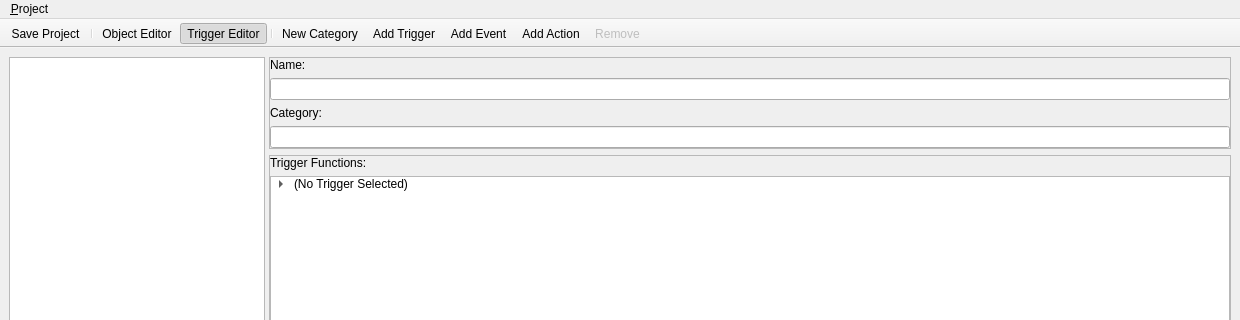
First picture: the form in editor/ui/trigger_editor.ui, repository Kyoril/wow-pp, before the edit; both pictures show x 0 to 1240 and y 0 to 320 of the 1240 by 852 pixel window.
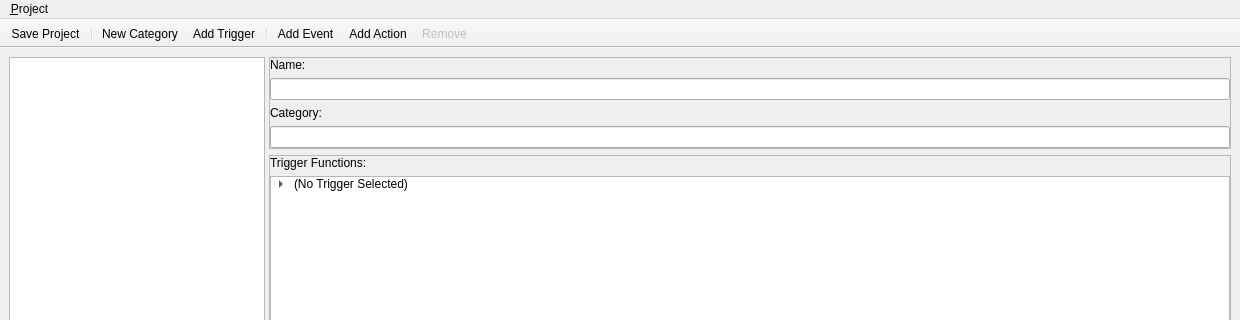
Second picture: the form after the edit. Icons and pictures are not drawn.

What changed in the file:
```diff
--- a/editor/ui/trigger_editor.ui
+++ b/editor/ui/trigger_editor.ui
@@ -296,11 +296,9 @@
    </attribute>
    <addaction name="actionSave"/>
    <addaction name="separator"/>
-   <addaction name="actionObjectEditor"/>
-   <addaction name="actionTriggerEditor"/>
-   <addaction name="separator"/>
    <addaction name="actionNewCategory"/>
    <addaction name="actionNewTrigger"/>
+   <addaction name="separator"/>
    <addaction name="actionAddEvent"/>
    <addaction name="actionAddAction"/>
    <addaction name="actionRemove"/>
```
Left out of the diff: 16 changed lines with no effect on the pictures.
